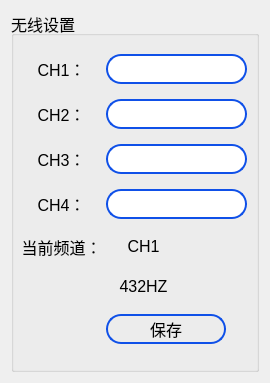
First picture: the form in setting/setsystem/channelsettingdlg.ui, repository ChinaClever/BusBar-Qt, before the edit.
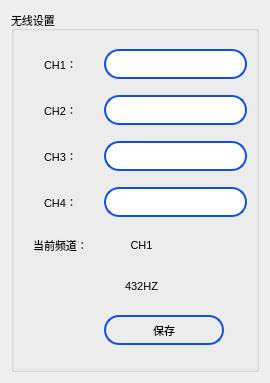
Second picture: the form after the edit.

What changed in the file:
```diff
--- a/setting/setsystem/channelsettingdlg.ui
+++ b/setting/setsystem/channelsettingdlg.ui
@@ -10,15 +10,29 @@
     <height>383</height>
    </rect>
   </property>
+  <property name="font">
+   <font>
+    <family>Ubuntu</family>
+    <pointsize>8</pointsize>
+    <italic>false</italic>
+    <bold>false</bold>
+   </font>
+  </property>
   <property name="windowTitle">
    <string>Form</string>
   </property>
+  <property name="styleSheet">
+   <string notr="true">font: 8pt &quot;Ubuntu&quot;;</string>
+  </property>
   <layout class="QGridLayout" name="gridLayout_2">
    <item row="0" column="0">
     <widget class="QGroupBox" name="groupBox">
      <property name="font">
       <font>
-       <pointsize>12</pointsize>
+       <family>Ubuntu</family>
+       <pointsize>8</pointsize>
+       <italic>false</italic>
+       <bold>false</bold>
       </font>
      </property>
      <property name="styleSheet">
```
